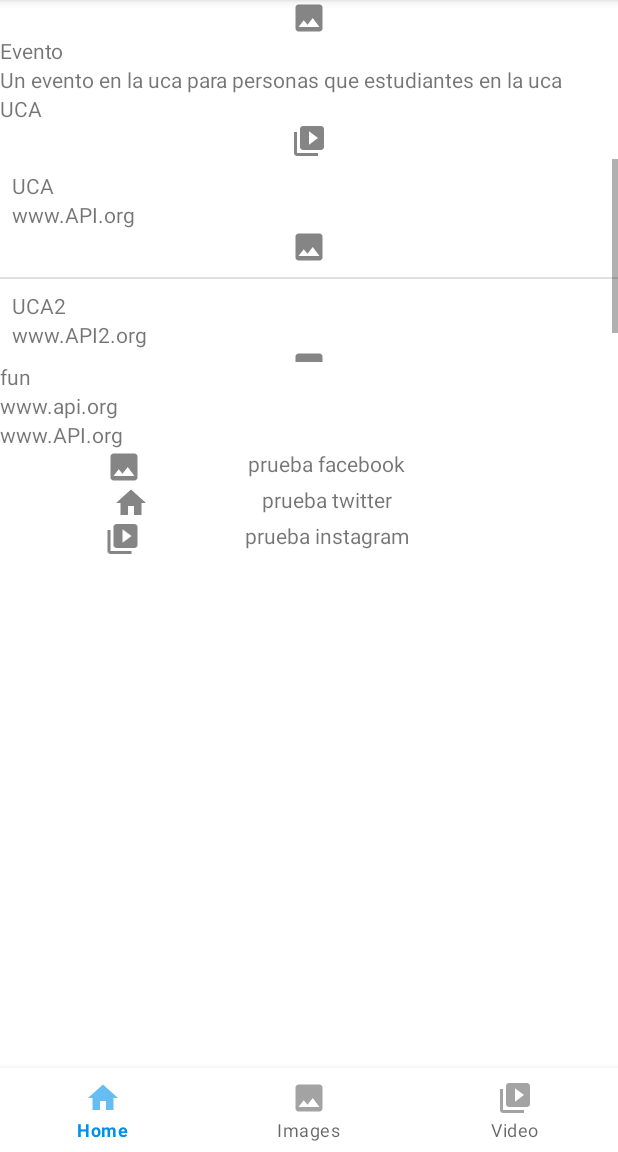
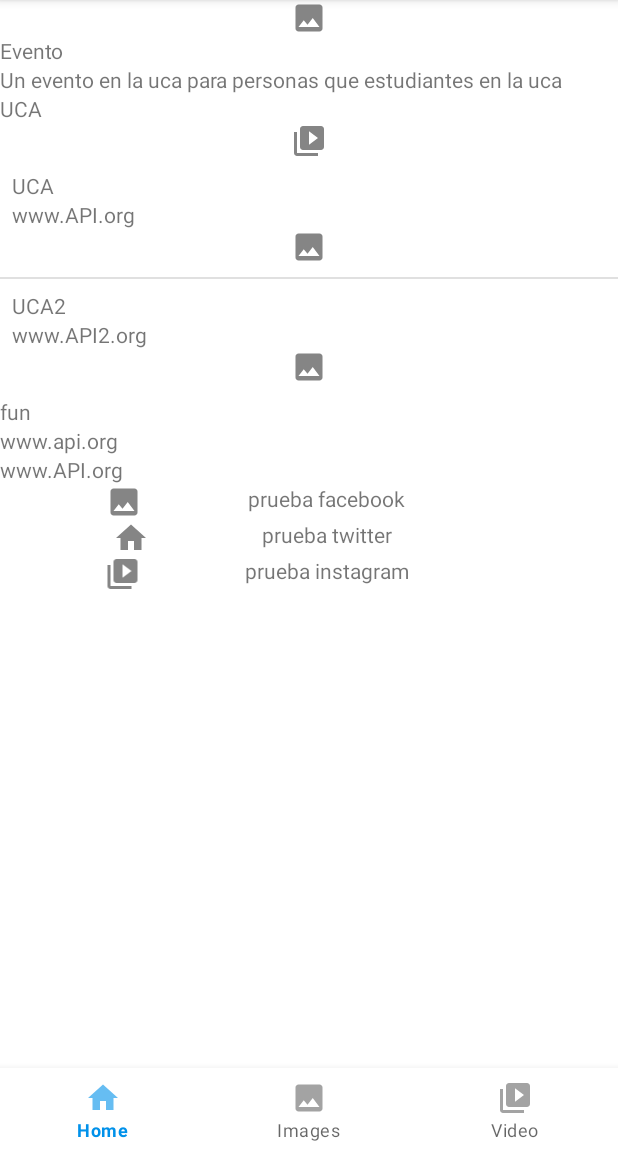
Before and after one commit to Sortweste/FeriaSolidaridadApp, an Android app: the screen it shows after launch (MainActivity), after a tap on "Evento", on a phone screen of 412 x 824 dp, the part 84-1236 px from its top. Run offline under Robolectric (Android 15) with nearby library versions, the phone set to English and light mode, and no system bars.

Commit message:
cambio a wrap_content al listview del recyclerview

```diff
--- a/app/src/main/res/layout/fragment_template_recyclerview_article_show.xml
+++ b/app/src/main/res/layout/fragment_template_recyclerview_article_show.xml
@@ -44,7 +44,7 @@
         <ListView
             android:id="@+id/LVeventos_show"
             android:layout_width="match_parent"
-            android:layout_height="135dp" />
+            android:layout_height="wrap_content" />
 
         <TextView
             android:id="@+id/TVtype_show"
```
